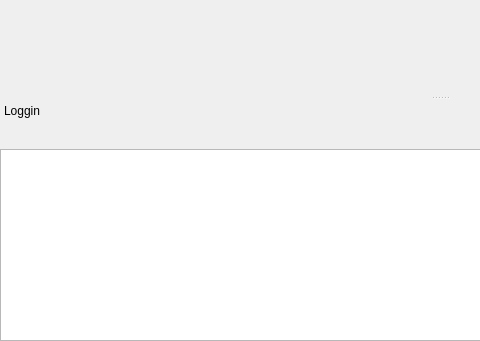
The window that mainwindow.ui (martinribelotta/embedded-ide) describes before a commit, drawn with Qt 5; both pictures show x 0 to 480 and y 174 to 515 of the 879 by 515 pixel window.
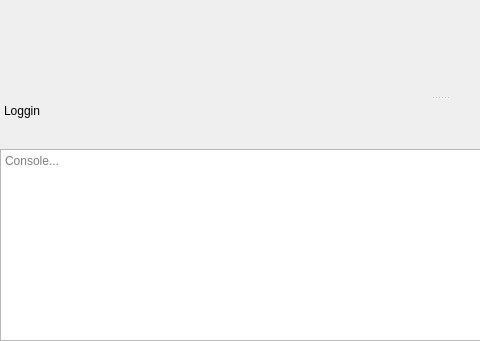
The same window after the commit. Icons and pictures are not drawn. Custom widgets are drawn as their Qt base class.

The edit to the form file:
```diff
--- a/mainwindow.ui
+++ b/mainwindow.ui
@@ -149,6 +149,12 @@
      </item>
      <item row="1" column="0" colspan="4">
       <widget class="QTextBrowser" name="textLog">
+       <property name="acceptRichText">
+        <bool>false</bool>
+       </property>
+       <property name="placeholderText">
+        <string>Console...</string>
+       </property>
        <property name="openLinks">
         <bool>false</bool>
        </property>
```
Left out of the diff: 48 changed lines with no effect on the pictures.
